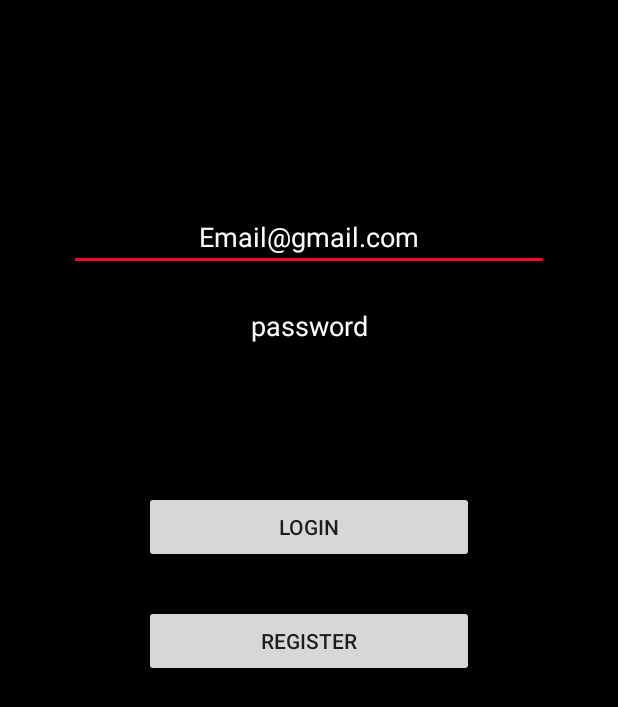
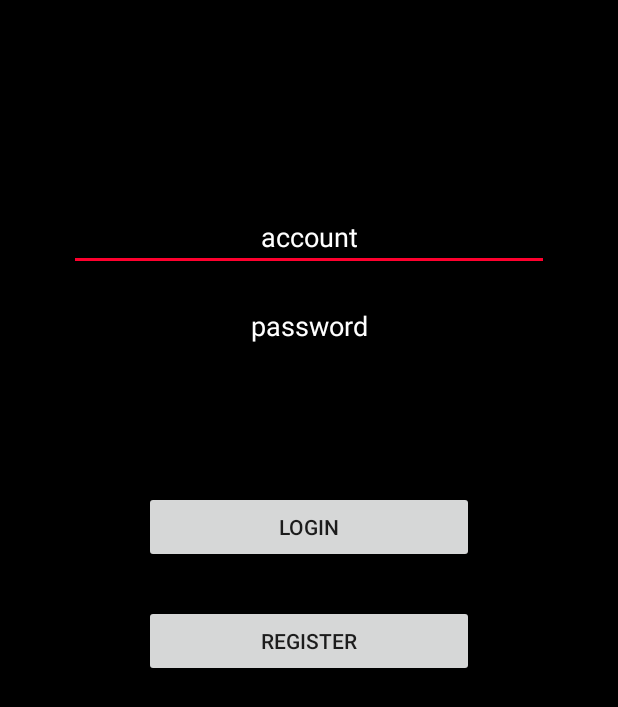
Before and after one commit to fcu-d0308810/FinalProgarm_Network, an Android app: the screen it shows after launch (Login_page), after a tap on "LOGIN", on a phone screen of 412 x 824 dp. Shown: the top 707 px of the screen. Run offline under Robolectric (Android 15) with nearby library versions, the phone set to English and light mode, and no system bars; our stand-ins replace Firebase (no records; nobody signed in at launch, a user with empty details on screens opened directly); 1 statement that could not run was skipped.

Commit message:
登入後端修改

```diff
--- a/app/src/main/java/com/example/ihaveadream0528/finalprogarm/Login_page.java
+++ b/app/src/main/java/com/example/ihaveadream0528/finalprogarm/Login_page.java
@@ -3,10 +3,10 @@ package com.example.ihaveadream0528.finalprogarm;
 import android.app.ProgressDialog;
 import android.content.Intent;
 import android.os.Bundle;
-import android.support.annotation.NonNull;
 import android.support.v4.content.ContextCompat;
 import android.support.v7.app.AppCompatActivity;
 import android.text.TextUtils;
+import android.util.Log;
 import android.view.View;
 import android.view.Window;
 import android.view.WindowManager;
@@ -14,19 +14,28 @@ import android.widget.Button;
 import android.widget.EditText;
 import android.widget.Toast;
 
-import com.google.android.gms.tasks.OnCompleteListener;
-import com.google.android.gms.tasks.Task;
 import com.google.firebase.analytics.FirebaseAnalytics;
-import com.google.firebase.auth.AuthResult;
 import com.google.firebase.auth.FirebaseAuth;
+import com.google.firebase.database.ChildEventListener;
+import com.google.firebase.database.DataSnapshot;
+import com.google.firebase.database.DatabaseError;
+import com.google.firebase.database.DatabaseReference;
+import com.google.firebase.database.FirebaseDatabase;
+
+import java.util.ArrayList;
 
 public class Login_page extends AppCompatActivity implements View.OnClickListener{
     private Button login_button, registered_button;
     private EditText email_edittext, password_edittext;
     private FirebaseAnalytics mFirebaseAnalytics;
     private FirebaseAuth firebaseAuth;
+    private DatabaseReference databaseReference;
     private ProgressDialog progressDialog;
     private Bundle bundle;
+    private ArrayList<User> user_arrayList;
+    public Login_page(){
+        user_arrayList = new ArrayList<User>();
+    }
     @Override
     protected void onCreate(Bundle savedInstanceState) {
         super.onCreate(savedInstanceState);
@@ -41,10 +50,10 @@ public class Login_page extends AppCompatActivity implements View.OnClickListene
         window.getDecorView().setSystemUiVisibility(
                 View.SYSTEM_UI_FLAG_LAYOUT_STABLE | View.SYSTEM_UI_FLAG_LAYOUT_FULLSCREEN);
         firebaseAuth = FirebaseAuth.getInstance();
-        if(firebaseAuth.getCurrentUser()!=null){
+        /*if(firebaseAuth.getCurrentUser()!=null){
             finish();
             startActivity(new Intent(Login_page.this, MainActivity.class));
-        }
+        }*/
         setContentView(R.layout.login_page);
 
         // Obtain the FirebaseAnalytics instance.
@@ -56,6 +65,36 @@ public class Login_page extends AppCompatActivity implements View.OnClickListene
         progressDialog = new ProgressDialog(this);
         login_button.setOnClickListener(this);
         registered_button.setOnClickListener(this);
+        databaseReference = FirebaseDatabase.getInstance().getReference().child("TEST0919").child("user");
+        databaseReference.addChildEventListener(new ChildEventListener() {
+            @Override
+            public void onChildAdded(DataSnapshot dataSnapshot, String s) {
+                Log.d("dataSnapshot ", dataSnapshot.toString());
+                User user = dataSnapshot.getValue(User.class);
+                Log.d("User ", user.getId());
+                user_arrayList.add(user);
+            }
+
+            @Override
+            public void onChildChanged(DataSnapshot dataSnapshot, String s) {
+
+            }
+
+            @Override
+            public void onChildRemoved(DataSnapshot dataSnapshot) {
+
+            }
+
+            @Override
+            public void onChildMoved(DataSnapshot dataSnapshot, String s) {
+
+            }
+
+            @Override
+            public void onCancelled(DatabaseError databaseError) {
+
+            }
+        });
     }
 
     @Override
@@ -74,8 +113,8 @@ public class Login_page extends AppCompatActivity implements View.OnClickListene
         }
     }
     private void userLogin(){
-        String email = email_edittext.getText().toString().trim();
-        String password = password_edittext.getText().toString().trim();
+        final String email = email_edittext.getText().toString();
+        final String password = password_edittext.getText().toString();
         if (TextUtils.isEmpty(email)) {
             Toast.makeText(getApplicationContext(), "Enter email address!", Toast.LENGTH_SHORT).show();
             return;
@@ -86,17 +125,17 @@ public class Login_page extends AppCompatActivity implements View.OnClickListene
         }
         progressDialog.setMessage("Loading please wait...");
         progressDialog.show();
-        firebaseAuth.signInWithEmailAndPassword(email, password)
-                .addOnCompleteListener(this, new OnCompleteListener<AuthResult>() {
-                    @Override
-                    public void onComplete(@NonNull Task<AuthResult> task) {
-                        progressDialog.dismiss();
-                        if(task.isSuccessful()){
-                            finish();
-                            startActivity(new Intent(Login_page.this, MainActivity.class));
-                        }
-                    }
-                });
+        for(int i=0; i<user_arrayList.size(); i++){
+            Log.d("user_arrayList :", user_arrayList.get(i).getId());
+            if(user_arrayList.get(i).getId().equals(email) && user_arrayList.get(i).getPassword().equals(password)){
+
+                startActivity(new Intent(Login_page.this, MainActivity.class));
+                finish();
+            }
+        }
+        progressDialog.dismiss();
+        Toast.makeText(getApplicationContext(),"account or password is wrong!", Toast.LENGTH_SHORT).show();
+
     }
     private void Registered(){
         finish();
--- a/app/src/main/res/layout/login_page.xml
+++ b/app/src/main/res/layout/login_page.xml
@@ -12,9 +12,9 @@
         android:layout_width="wrap_content"
         android:layout_height="wrap_content"
         android:ems="15"
-        android:hint="Email@gmail.com"
+        android:hint="account"
         android:textAlignment="center"
-        android:inputType="textEmailAddress"
+        android:inputType="text"
         android:textColor="#FFFFFF"
         android:textColorHint="#FFFFFF"
         android:layout_marginTop="135dp"
```
